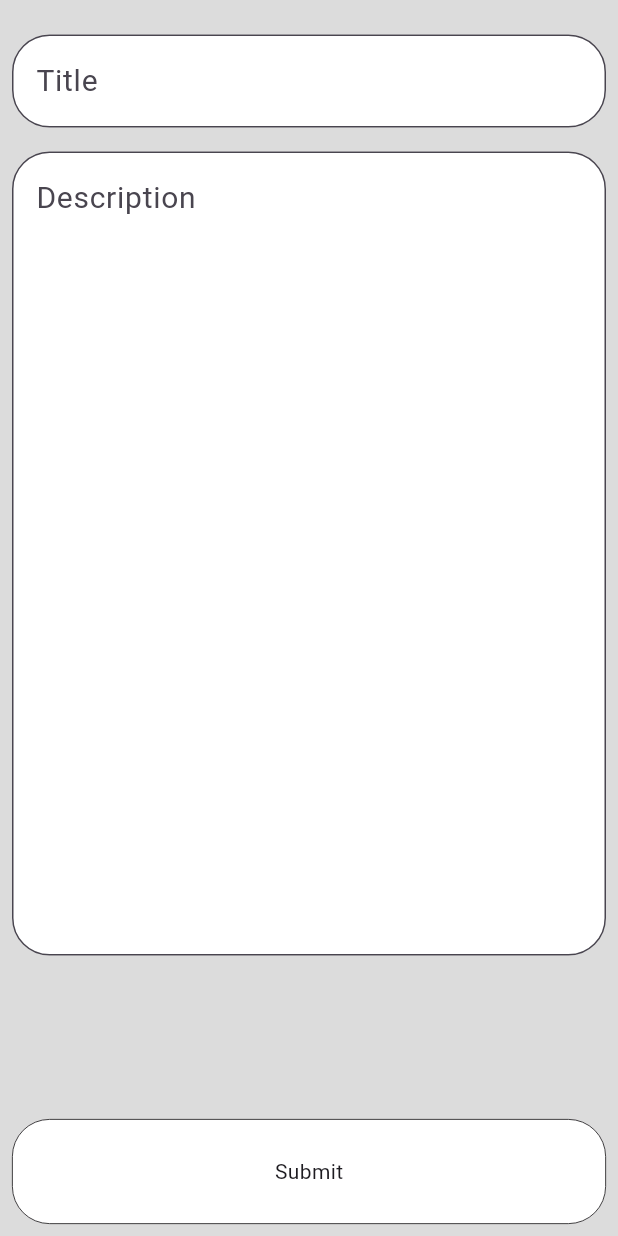
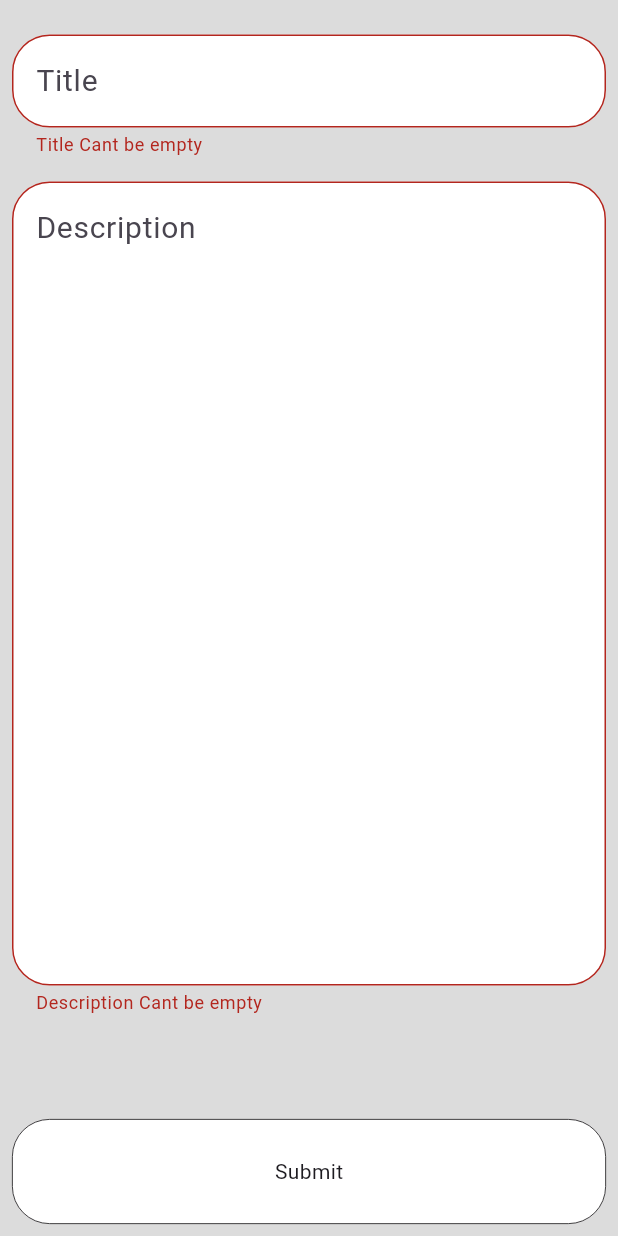
Before and after one commit to mordex-01/MyToDoApp, a Flutter app: the DetailsPage screen opened by its route, after a tap on "Submit", on a phone screen of 412 x 824 dp. Run offline on Flutter 3.47's test engine with Material 3 defaults, Android fonts, the phone set to English and light mode, and no system bars; our stand-ins replace get.

```diff
--- a/lib/pages/details_page/controller/details_page_controller.dart
+++ b/lib/pages/details_page/controller/details_page_controller.dart
@@ -5,7 +5,7 @@ import 'package:test_1/model/myitems.dart';
 class DetailsPageController extends GetxController {
   Rx<TextEditingController> titleController = TextEditingController().obs;
   Rx<TextEditingController> descriptionController = TextEditingController().obs;
-
+  final formKey = GlobalKey<FormState>();
   addToDo(String title, String description) {
     MyItems.myItemsList.add(
       MyItems(title: title, description: description),
--- a/lib/pages/details_page/view/details_page.dart
+++ b/lib/pages/details_page/view/details_page.dart
@@ -1,42 +1,57 @@
-import 'package:flutter/cupertino.dart';
 import 'package:flutter/material.dart';
-import 'package:flutter/widgets.dart';
 import 'package:get/get.dart';
 import 'package:test_1/model/myitems.dart';
 import 'package:test_1/pages/details_page/controller/details_page_controller.dart';
 import 'package:test_1/pages/home_page/view/home_page.dart';
 
+//fix validation
 class DetailsPage extends GetView<DetailsPageController> {
   const DetailsPage({super.key});
+
   static const detailsPageRoute = "/DetailsPage";
 
   @override
   Widget build(BuildContext context) {
     return Scaffold(
       backgroundColor: const Color.fromRGBO(220, 220, 220, 1),
-      body: Column(
+      body: Form(
+        key: controller.formKey,
+        onChanged: () => controller.formKey.currentState!.validate(),
+        child: Column(
           children: [
             SizedBox(
               height: MediaQuery.sizeOf(context).height / 55,
             ),
-          Form(
-            child:
-                _buildTextField("Title", 1, controller.titleController.value),
+            _buildTextField(
+              "Title",
+              1,
+              controller.titleController.value,
+              (value) {
+                if (value!.length > 20) {
+                  return "Title Cant be more than 20 characters";
+                }
+                if (value.isEmpty) {
+                  return "Title Cant be empty";
+                }
+                return null;
+              },
             ),
             _buildTextField(
               "Description",
               (MediaQuery.sizeOf(context).height / 40).round(),
               controller.descriptionController.value,
+              (value) {
+                if (value!.isEmpty) {
+                  return "Description Cant be empty";
+                }
+                return null;
+              },
             ),
             const Expanded(child: SizedBox()),
             _buildSubmitButton(
               context,
               () {
-              if (controller.titleController.value.text.isEmpty ||
-                  controller.descriptionController.value.text.isEmpty) {
-                return null;
-              }
-
+                if (controller.formKey.currentState!.validate()) {
                   if (MyItems.editMode == RxBool(true)) {
                     controller.editToDo(
                       controller.titleController.value.text,
@@ -46,23 +61,29 @@ class DetailsPage extends GetView<DetailsPageController> {
                     MyItems.editMode = RxBool(false);
                     return Get.offAndToNamed(HomePage.homePageRoute);
                   }
-
                   controller.addToDo(controller.titleController.value.text,
                       controller.descriptionController.value.text);
                   Get.offAndToNamed(HomePage.homePageRoute);
+                }
               },
             ),
           ],
+        ),
       ),
     );
   }
 }
 
 Widget _buildTextField(
-        String hintText, int? maxLines, TextEditingController? controller) =>
+  String hintText,
+  int? maxLines,
+  TextEditingController? controller,
+  String? Function(String?)? validator,
+) =>
     Padding(
       padding: const EdgeInsets.all(8),
       child: TextFormField(
+        validator: validator,
         maxLines: maxLines,
         controller: controller,
         decoration: InputDecoration(
```
Also changed, not shown: lib/pages/home_page/view/home_page.dart (+15 -5 lines), 1 other file. Lines whose indentation alone changed are shown as unchanged.
